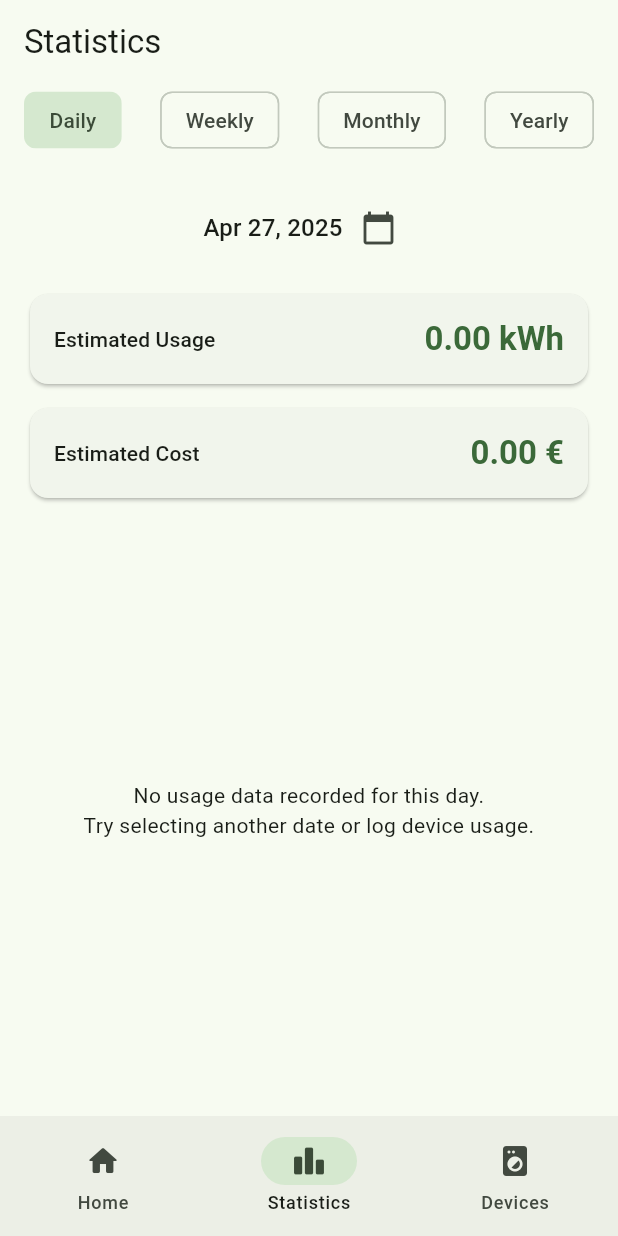
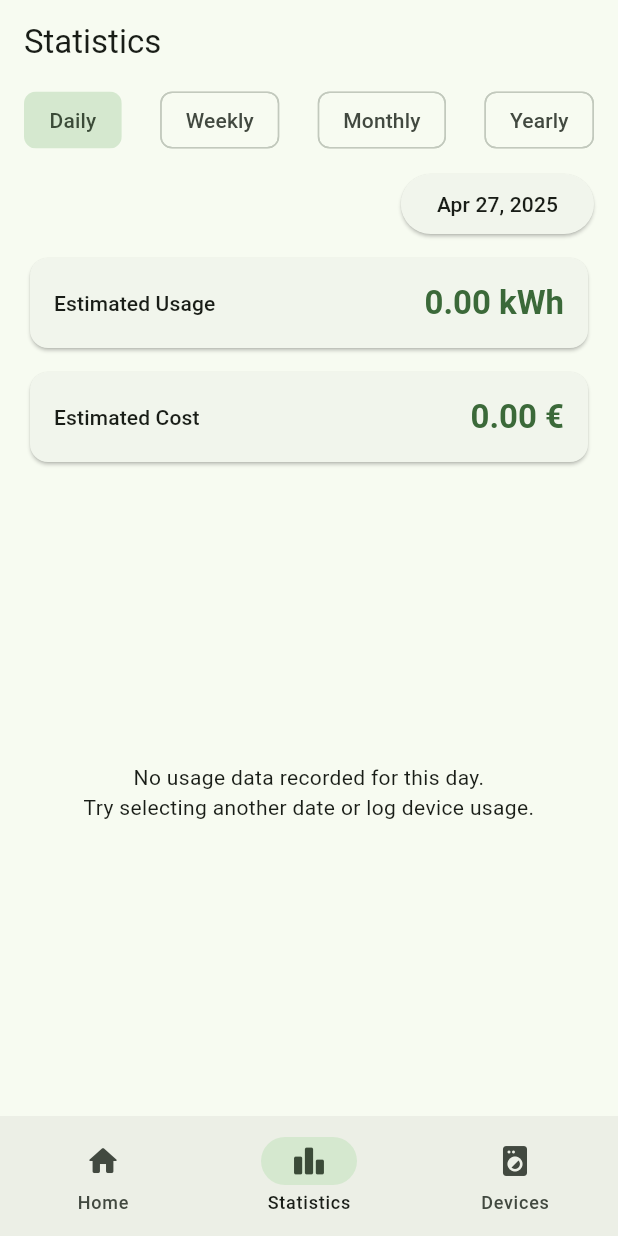
Before and after one commit to pedroafmonteiro/project-esof-leic, a Flutter app: the screen it shows once a user with an empty profile is signed in, item 2 of the bottom bar chosen, on a phone screen of 412 x 824 dp. Run offline on Flutter 3.47's test engine with Material 3 defaults, Android fonts, the phone set to English and light mode, and no system bars; our stand-ins replace cached_network_image, firebase_auth, firebase_core, firebase_database, fl_chart, google_sign_in and 1 more; accounts and stored records are empty.

Commit message:
changed layout of statistics pages

```diff
--- a/eco_tracker/lib/views/statistics/statistics_view.dart
+++ b/eco_tracker/lib/views/statistics/statistics_view.dart
@@ -88,7 +88,6 @@ class StatisticsPage extends GeneralPage {
             ),
           ],
         ),
-        const SizedBox(height: 8),
         Expanded(
           child: PageTransitionSwitcher(
             duration: const Duration(milliseconds: 300),
--- a/eco_tracker/lib/views/statistics/widgets/pages/daily_page.dart
+++ b/eco_tracker/lib/views/statistics/widgets/pages/daily_page.dart
@@ -1,5 +1,6 @@
 import 'package:eco_tracker/viewmodels/statistics_view_model.dart';
 import 'package:eco_tracker/views/statistics/widgets/statistics_card.dart';
+import 'package:eco_tracker/views/statistics/widgets/top_consumers.dart';
 import 'package:flutter/material.dart';
 import 'package:intl/intl.dart';
 import 'package:provider/provider.dart';
@@ -20,9 +21,7 @@ class DailyView extends StatelessWidget {
       return Center(
         child: Text(
           'Error loading data: ${viewModel.dailyError}',
-          style: Theme.of(context).textTheme.bodyMedium?.copyWith(
-                color: Theme.of(context).colorScheme.error,
-              ),
+          style: Theme.of(context).textTheme.bodyMedium,
         ),
       );
     }
@@ -30,23 +29,19 @@ class DailyView extends StatelessWidget {
     final double usageKwh = dailyUsage?.totalKwh ?? 0;
     final double costEuros = dailyUsage?.totalCost ?? 0;
 
-    return Column(
-      key: const ValueKey<int>(0),
+    return Padding(
+      padding: const EdgeInsets.only(top: 8.0, bottom: 8.0),
+      child: Column(
+        spacing: 8.0,
         children: [
-        Padding(
-          padding: const EdgeInsets.all(16.0),
-          child: Row(
-            mainAxisAlignment: MainAxisAlignment.center,
-            children: [
-              Text(
+          Align(
+            alignment: Alignment.centerRight,
+            child: ElevatedButton(
+              onPressed: () => _selectDate(context, viewModel),
+              child: Text(
                 DateFormat('MMM dd, yyyy').format(viewModel.selectedDate),
-                style: Theme.of(context).textTheme.titleMedium,
+                style: Theme.of(context).textTheme.titleSmall,
               ),
-              IconButton(
-                icon: const Icon(Icons.calendar_today),
-                onPressed: () => _selectDate(context, viewModel),
-              ),
-            ],
             ),
           ),
           StatisticsCard(
@@ -54,16 +49,17 @@ class DailyView extends StatelessWidget {
             title: 'Estimated Usage',
             extension: 'kWh',
           ),
-        const SizedBox(height: 8.0),
           StatisticsCard(
             data: costEuros,
             title: 'Estimated Cost',
             extension: '€',
           ),
-        /* if (dailyUsage != null && dailyUsage.deviceConsumption.isNotEmpty)
+          if (dailyUsage != null && dailyUsage.deviceConsumption.isNotEmpty)
             Expanded(
-            child: _buildTopConsumers(context, dailyUsage.deviceConsumption),
-          ), */
+              child: TopConsumers(
+                deviceConsumption: dailyUsage.deviceConsumption,
+              ),
+            ),
           if (dailyUsage == null || dailyUsage.deviceConsumption.isEmpty)
             const Expanded(
               child: Center(
@@ -74,6 +70,7 @@ class DailyView extends StatelessWidget {
               ),
             ),
         ],
+      ),
     );
   }
 
```
Also changed, not shown: eco_tracker/lib/views/statistics/widgets/pages/monthly_page.dart (+17 -25 lines), eco_tracker/lib/views/statistics/widgets/pages/weekly_page.dart (+17 -26 lines), eco_tracker/lib/views/statistics/widgets/pages/yearly_page.dart (+16 -20 lines), eco_tracker/lib/views/statistics/widgets/top_consumers.dart (+9 -10 lines). Lines whose indentation alone changed are shown as unchanged.
